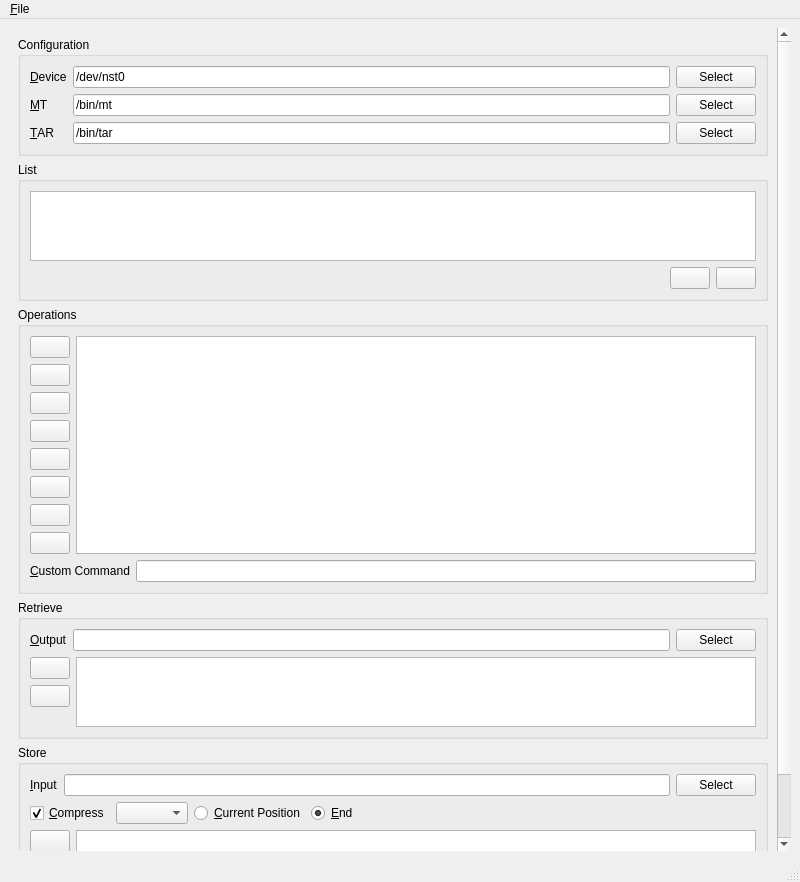
Qt form UI/spinware.ui (textbrowser/spinware) before a commit.
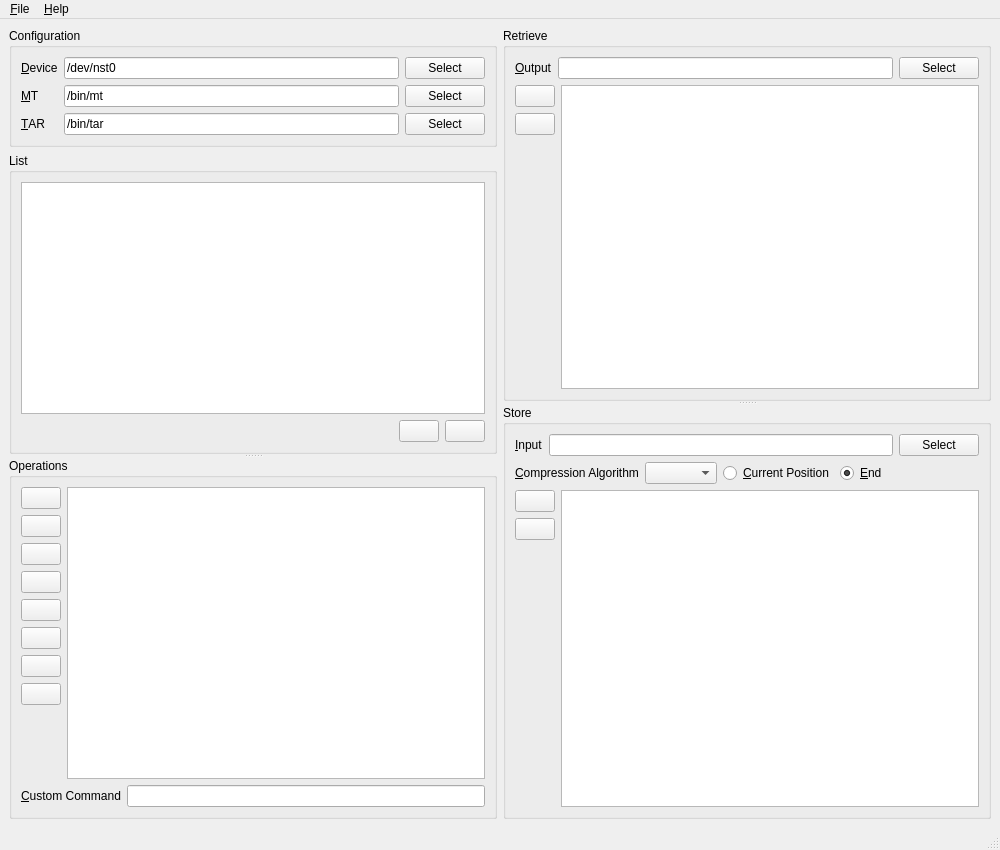
The same form after that commit. Icons and pictures are not drawn.

Diff of the .ui file:
```diff
--- a/UI/spinware.ui
+++ b/UI/spinware.ui
@@ -6,32 +6,21 @@
    <rect>
     <x>0</x>
     <y>0</y>
-    <width>800</width>
-    <height>882</height>
+    <width>1000</width>
+    <height>850</height>
    </rect>
   </property>
   <property name="windowTitle">
    <string>Spinware</string>
   </property>
   <widget class="QWidget" name="centralwidget">
-   <layout class="QVBoxLayout" name="verticalLayout">
+   <layout class="QHBoxLayout" name="horizontalLayout_4">
     <item>
-     <widget class="QScrollArea" name="scrollArea">
-      <property name="frameShape">
-       <enum>QFrame::NoFrame</enum>
+     <widget class="QSplitter" name="splitter">
+      <property name="orientation">
+       <enum>Qt::Vertical</enum>
       </property>
-      <property name="widgetResizable">
-       <bool>true</bool>
-      </property>
-      <widget class="QWidget" name="scrollAreaWidgetContents">
-       <property name="geometry">
-        <rect>
-         <x>0</x>
-         <y>0</y>
-         <width>768</width>
-         <height>1177</height>
-        </rect>
-       </property>
+      <widget class="QWidget" name="layoutWidget">
        <layout class="QVBoxLayout" name="verticalLayout_2">
         <item>
          <widget class="QGroupBox" name="groupBox">
@@ -177,7 +166,8 @@
           </layout>
          </widget>
         </item>
-        <item>
+       </layout>
+      </widget>
          <widget class="QGroupBox" name="groupBox_2">
           <property name="title">
            <string>Operations</string>
@@ -366,8 +356,13 @@
            </item>
           </layout>
          </widget>
+     </widget>
         </item>
         <item>
+     <widget class="QSplitter" name="splitter_2">
+      <property name="orientation">
+       <enum>Qt::Vertical</enum>
+      </property>
          <widget class="QGroupBox" name="groupBox_4">
           <property name="title">
            <string>Retrieve</string>
@@ -457,8 +452,6 @@
            </item>
           </layout>
          </widget>
-        </item>
-        <item>
          <widget class="QGroupBox" name="groupBox_7">
           <property name="title">
            <string>Store</string>
@@ -491,12 +484,12 @@
            <item>
             <layout class="QHBoxLayout" name="horizontalLayout">
              <item>
-              <widget class="QCheckBox" name="compress">
+           <widget class="QLabel" name="label_4">
                <property name="text">
-                <string>&amp;Compress</string>
-               </property>
-               <property name="checked">
-                <bool>true</bool>
+             <string>&amp;Compression Algorithm</string>
+            </property>
+            <property name="buddy">
+             <cstring>compression_algorithms</cstring>
                </property>
               </widget>
              </item>
@@ -599,9 +592,6 @@
            </item>
           </layout>
          </widget>
-        </item>
-       </layout>
-      </widget>
      </widget>
     </item>
    </layout>
@@ -611,7 +601,7 @@
     <rect>
      <x>0</x>
      <y>0</y>
-     <width>800</width>
+     <width>1000</width>
      <height>27</height>
     </rect>
    </property>
@@ -621,7 +611,14 @@
     </property>
     <addaction name="action_Quit"/>
    </widget>
+   <widget class="QMenu" name="menu_Help">
+    <property name="title">
+     <string>&amp;Help</string>
+    </property>
+    <addaction name="action_About"/>
+   </widget>
    <addaction name="menu_File"/>
+   <addaction name="menu_Help"/>
   </widget>
   <widget class="QStatusBar" name="statusbar"/>
   <action name="action_Quit">
```
Left out of the diff: 9 changed lines with no effect on the pictures. Lines whose indentation alone changed are shown as unchanged.
